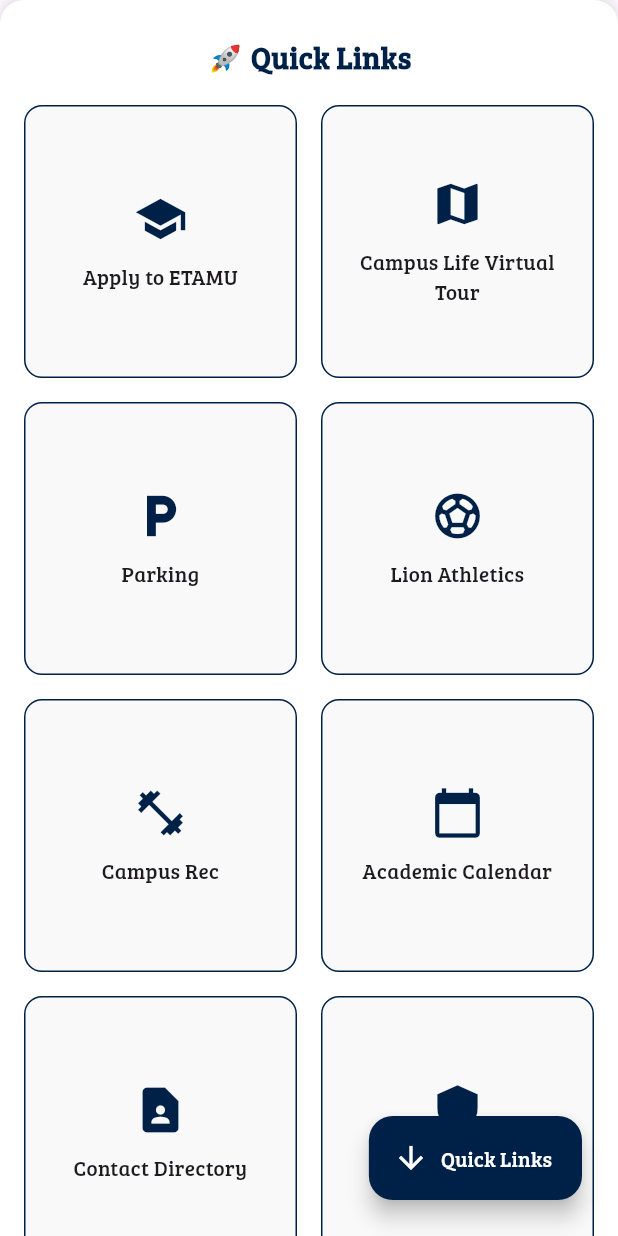
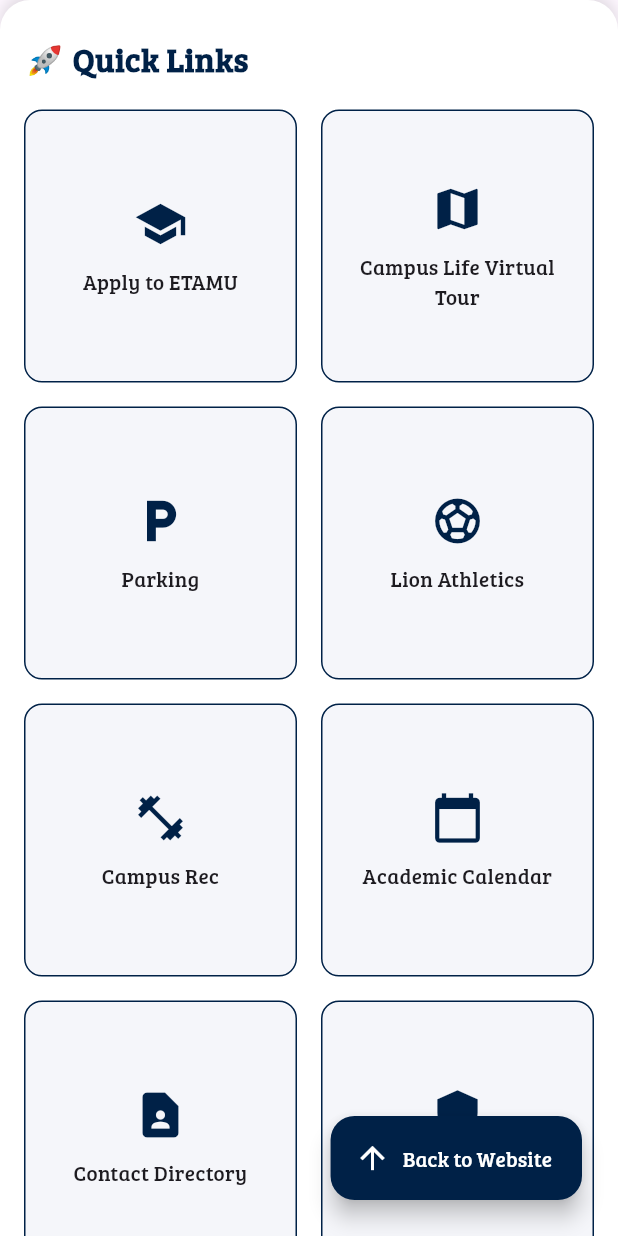
Before and after one commit to kingct19/ETAMU-All-in-One, a Flutter app: the GuestHomePage screen opened by its route, scrolled down 576 dp, after a tap on "Quick Links", on a phone screen of 412 x 824 dp. Run offline on Flutter 3.47's test engine with Material 3 defaults, Android fonts, the phone set to English and light mode, and no system bars; our stand-ins replace firebase_auth, firebase_core, webview_flutter; missing offline and left inert: android_intent_plus; accounts and stored records are empty.

Commit message:
feat: themed guest shortcut grid, made widgets tappable, and dual-function quick links button

```diff
--- a/etamu_all_in_one/lib/screens/guest_home.dart
+++ b/etamu_all_in_one/lib/screens/guest_home.dart
@@ -13,6 +13,7 @@ class _GuestHomePageState extends State<GuestHomePage> {
   late final WebViewController _controller;
   final ScrollController _scrollController = ScrollController();
   final GlobalKey _shortcutsKey = GlobalKey();
+  bool _scrolledToShortcuts = false;
 
   @override
   void initState() {
@@ -22,19 +23,28 @@ class _GuestHomePageState extends State<GuestHomePage> {
       ..loadRequest(Uri.parse('https://www.tamuc.edu'));
   }
 
-  void _scrollToShortcuts() {
-    // Scroll to the shortcut section
-    Scrollable.ensureVisible(
-      _shortcutsKey.currentContext!,
-      duration: const Duration(milliseconds: 600),
-      curve: Curves.easeInOut,
-    );
+  void _toggleScroll() {
+    if (_scrolledToShortcuts) {
+      _scrollController.animateTo(
+        0,
+        duration: const Duration(milliseconds: 500),
+        curve: Curves.easeInOut,
+      );
+    } else {
+      Scrollable.ensureVisible(
+        _shortcutsKey.currentContext!,
+        duration: const Duration(milliseconds: 500),
+        curve: Curves.easeInOut,
+      );
+    }
+    setState(() => _scrolledToShortcuts = !_scrolledToShortcuts);
   }
 
   @override
   Widget build(BuildContext context) {
     const Color navyBlue = Color(0xFF002147);
     const Color gold = Color(0xFFFFD700);
+    const Color lightBackground = Color(0xFFF9F9F9);
 
     return Scaffold(
       body: Stack(
@@ -52,21 +62,22 @@ class _GuestHomePageState extends State<GuestHomePage> {
                   padding: const EdgeInsets.symmetric(horizontal: 16, vertical: 24),
                   decoration: const BoxDecoration(
                     color: Colors.white,
-                    borderRadius: BorderRadius.vertical(top: Radius.circular(16)),
+                    borderRadius: BorderRadius.vertical(top: Radius.circular(20)),
                     boxShadow: [
                       BoxShadow(
                         color: Colors.black12,
-                        blurRadius: 6,
-                        offset: Offset(0, -2),
+                        blurRadius: 8,
+                        offset: Offset(0, -4),
                       )
                     ],
                   ),
                   child: Column(
+                    crossAxisAlignment: CrossAxisAlignment.start,
                     children: [
                       const Text(
                         '🚀 Quick Links',
                         style: TextStyle(
-                          fontSize: 20,
+                          fontSize: 22,
                           fontWeight: FontWeight.bold,
                           fontFamily: 'BreeSerif',
                           color: navyBlue,
@@ -91,11 +102,11 @@ class _GuestHomePageState extends State<GuestHomePage> {
             bottom: 24,
             right: 24,
             child: FloatingActionButton.extended(
-              onPressed: _scrollToShortcuts,
+              onPressed: _toggleScroll,
               backgroundColor: navyBlue,
               foregroundColor: Colors.white,
-              label: const Text('Quick Links'),
-              icon: const Icon(Icons.arrow_downward),
+              label: Text(_scrolledToShortcuts ? 'Back to Website' : 'Quick Links'),
+              icon: Icon(_scrolledToShortcuts ? Icons.arrow_upward : Icons.arrow_downward),
             ),
           ),
         ],
@@ -104,19 +115,21 @@ class _GuestHomePageState extends State<GuestHomePage> {
   }
 
   Widget _buildShortcutCard(Map<String, dynamic> item) {
-    return GestureDetector(
+    return InkWell(
       onTap: () async {
         final uri = Uri.parse(item['url']);
         if (await canLaunchUrl(uri)) {
           await launchUrl(uri, mode: LaunchMode.externalApplication);
         }
       },
+      borderRadius: BorderRadius.circular(12),
+      splashColor: Colors.amber.withOpacity(0.2),
       child: Container(
-        padding: const EdgeInsets.all(12),
+        padding: const EdgeInsets.all(14),
         decoration: BoxDecoration(
-          color: const Color(0xFFF9F9F9),
+          color: const Color(0xFFF5F6FA),
+          borderRadius: BorderRadius.circular(12),
           border: Border.all(color: const Color(0xFF002147), width: 1),
-          borderRadius: BorderRadius.circular(12),
         ),
         child: Column(
           mainAxisAlignment: MainAxisAlignment.center,
```
